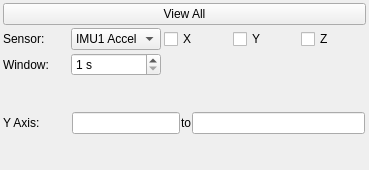
Before: the Qt Designer form uifiles/MainFigContextMenu.ui in eduardobatista/ActVibSoftware, drawn with Qt 5.
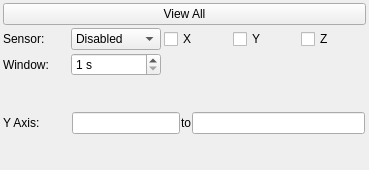
After: the same form once the commit is applied.

The edit to the form file:
```diff
--- a/uifiles/MainFigContextMenu.ui
+++ b/uifiles/MainFigContextMenu.ui
@@ -144,6 +144,11 @@
    </item>
    <item row="2" column="2">
     <widget class="QComboBox" name="comboSensor">
+     <item>
+      <property name="text">
+       <string>Disabled</string>
+      </property>
+     </item>
      <item>
       <property name="text">
        <string>IMU1 Accel</string>
```
Left out of the diff: 15 changed lines with no effect on the pictures.
